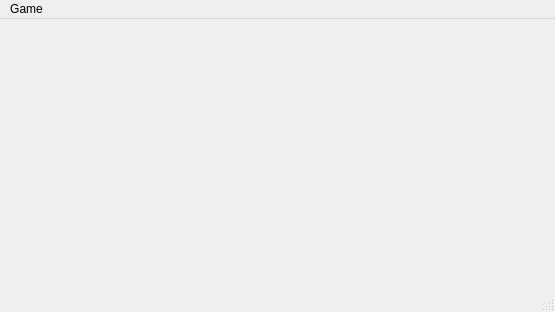
Before: the Qt Designer form client/mainwindow.ui in LuriDDD/Seabattle, drawn with Qt 5.
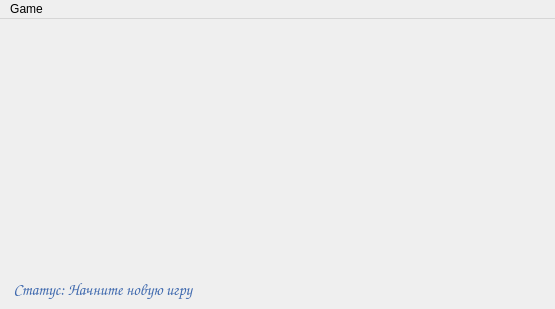
After: the same form once the commit is applied.

Patch:
```diff
--- a/client/mainwindow.ui
+++ b/client/mainwindow.ui
@@ -7,9 +7,21 @@
     <x>0</x>
     <y>0</y>
     <width>555</width>
-    <height>312</height>
+    <height>309</height>
    </rect>
   </property>
+  <property name="minimumSize">
+   <size>
+    <width>555</width>
+    <height>309</height>
+   </size>
+  </property>
+  <property name="maximumSize">
+   <size>
+    <width>555</width>
+    <height>309</height>
+   </size>
+  </property>
   <property name="windowTitle">
    <string>MainWindow</string>
   </property>
@@ -20,6 +32,31 @@
    <property name="autoFillBackground">
     <bool>false</bool>
    </property>
+   <widget class="QLabel" name="statuslabel">
+    <property name="geometry">
+     <rect>
+      <x>10</x>
+      <y>250</y>
+      <width>261</width>
+      <height>41</height>
+     </rect>
+    </property>
+    <property name="font">
+     <font>
+      <family>Comic Sans MS</family>
+      <pointsize>12</pointsize>
+      <weight>75</weight>
+      <italic>true</italic>
+      <bold>true</bold>
+     </font>
+    </property>
+    <property name="styleSheet">
+     <string notr="true">color : rgb(63, 105, 174)</string>
+    </property>
+    <property name="text">
+     <string> Статус: Начните новую игру</string>
+    </property>
+   </widget>
   </widget>
   <widget class="QMenuBar" name="menubar">
    <property name="geometry">
@@ -38,7 +75,6 @@
    </widget>
    <addaction name="menuGame"/>
   </widget>
-  <widget class="QStatusBar" name="statusbar"/>
   <action name="actionNew_Game">
    <property name="text">
     <string>New Game</string>
```
